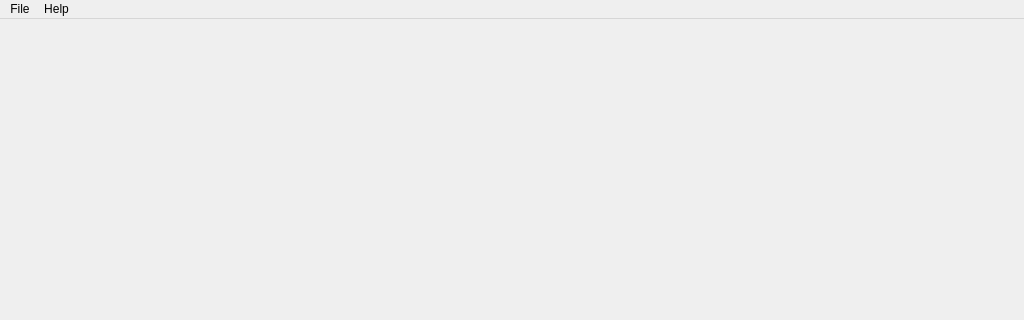
The window that UI/mainwindow.ui (MahmoudHamdy02/Delaunay-Voronoi-Visualizer) describes before a commit, drawn with Qt 5; both pictures show x 0 to 1024 and y 0 to 320 of the 1024 by 768 pixel window.
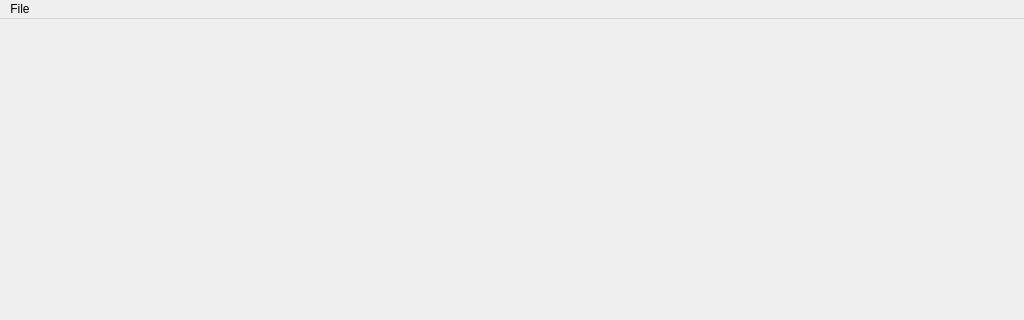
The same window after the commit.

Commit message: remove how to use menu action

Diff of the .ui file:
```diff
--- a/UI/mainwindow.ui
+++ b/UI/mainwindow.ui
@@ -30,17 +30,9 @@
      <string>File</string>
     </property>
     <addaction name="actionNew_Canvas"/>
-    <addaction name="actionExit"/>
-   </widget>
-   <widget class="QMenu" name="menuHelp">
-    <property name="title">
-     <string>Help</string>
-    </property>
-    <addaction name="actionHow_to_use"/>
     <addaction name="actionAbout"/>
    </widget>
    <addaction name="menuFile"/>
-   <addaction name="menuHelp"/>
   </widget>
   <widget class="QStatusBar" name="statusbar"/>
   <action name="actionNew_Canvas">
```
Left out of the diff: 8 changed lines with no effect on the pictures. The commit also changes 1 other file.
